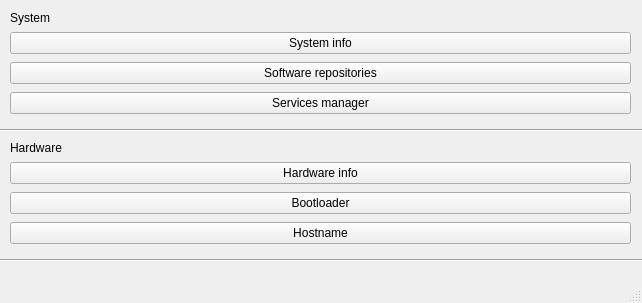
This is Mast/mastwindow.ui in jakubiszon26/Mast as Qt 5 draws it before an edit. The edited form follows.
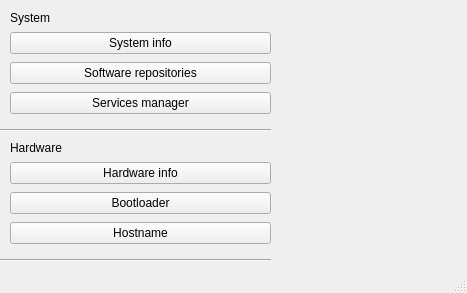
This is the edited form.

```diff
--- a/Mast/mastwindow.ui
+++ b/Mast/mastwindow.ui
@@ -6,8 +6,8 @@
    <rect>
     <x>0</x>
     <y>0</y>
-    <width>642</width>
-    <height>303</height>
+    <width>467</width>
+    <height>293</height>
    </rect>
   </property>
   <property name="windowTitle">
@@ -32,7 +32,7 @@
      <rect>
       <x>10</x>
       <y>30</y>
-      <width>621</width>
+      <width>261</width>
       <height>86</height>
      </rect>
     </property>
@@ -65,7 +65,7 @@
      <rect>
       <x>-10</x>
       <y>120</y>
-      <width>671</width>
+      <width>281</width>
       <height>20</height>
      </rect>
     </property>
@@ -91,7 +91,7 @@
      <rect>
       <x>10</x>
       <y>160</y>
-      <width>621</width>
+      <width>261</width>
       <height>86</height>
      </rect>
     </property>
@@ -124,7 +124,7 @@
      <rect>
       <x>-10</x>
       <y>250</y>
-      <width>671</width>
+      <width>281</width>
       <height>20</height>
      </rect>
     </property>
@@ -132,6 +132,19 @@
      <enum>Qt::Horizontal</enum>
     </property>
    </widget>
+   <widget class="QLabel" name="mast_image">
+    <property name="geometry">
+     <rect>
+      <x>280</x>
+      <y>0</y>
+      <width>181</width>
+      <height>251</height>
+     </rect>
+    </property>
+    <property name="text">
+     <string/>
+    </property>
+   </widget>
   </widget>
   <widget class="QMenuBar" name="menubar">
    <property name="geometry">
```
Left out of the diff: 2 changed lines with no effect on the pictures.
